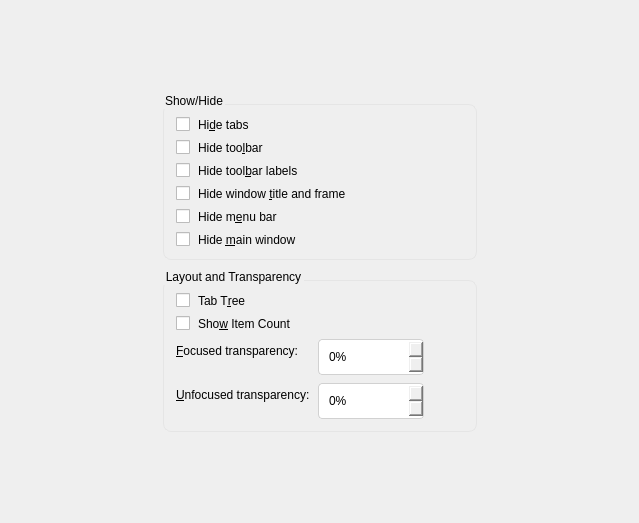
Before: the Qt Designer form src/ui/configtablayout.ui in ForgetiExistence/CopyQ, drawn with Qt 5.
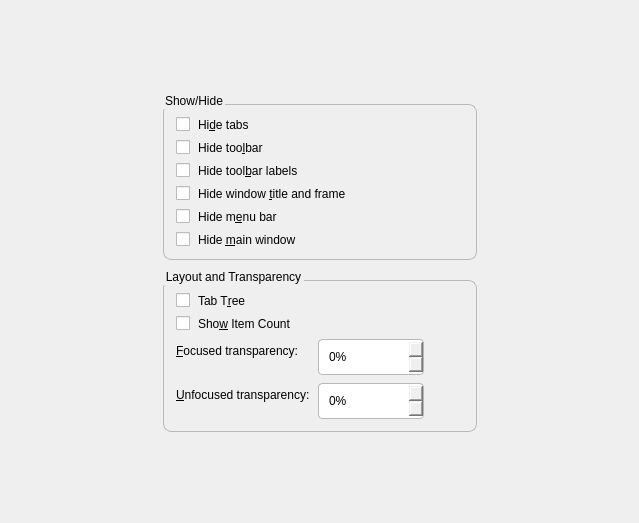
After: the same form once the commit is applied.

Commit message: Fix Win11 regressions: blank window, invisible menus, forced light theme

```diff
--- a/src/ui/configtablayout.ui
+++ b/src/ui/configtablayout.ui
@@ -21,27 +21,27 @@
     border-radius: 4px;
     padding: 5px 12px;
     min-height: 24px;
-    border: 1px solid #E5E5E5;
-    background-color: #FBFBFB;
+    border: 1px solid palette(mid);
+    background-color: palette(button);
 }
 
 QLineEdit, QTextEdit, QPlainTextEdit {
     border-radius: 4px;
-    border: 1px solid #D1D1D1;
+    border: 1px solid palette(mid);
     padding: 5px 8px;
-    background-color: #FFFFFF;
+    background-color: palette(base);
 }
 
 QComboBox {
     border-radius: 4px;
-    border: 1px solid #D1D1D1;
+    border: 1px solid palette(mid);
     padding: 5px 8px;
     min-height: 24px;
 }
 
 QSpinBox {
     border-radius: 4px;
-    border: 1px solid #D1D1D1;
+    border: 1px solid palette(mid);
     padding: 5px 8px;
     min-height: 24px;
     min-width: 72px;
@@ -53,18 +53,18 @@
 
 QGroupBox {
     border-radius: 8px;
-    border: 1px solid #E5E5E5;
+    border: 1px solid palette(mid);
     margin-top: 12px;
     padding: 12px;
 }
 
 QListWidget, QTreeWidget, QTableWidget {
     border-radius: 8px;
-    border: 1px solid #E5E5E5;
+    border: 1px solid palette(mid);
 }
 
 QTabWidget::pane {
-    border: 1px solid #E5E5E5;
+    border: 1px solid palette(mid);
     border-radius: 8px;
 }
 
@@ -75,8 +75,8 @@
 }
 
 QTabBar::tab:selected {
-    background-color: #0078D4;
-    color: #FFFFFF;
+    background-color: palette(highlight);
+    color: palette(highlighted-text);
 }
 
 QScrollBar {
@@ -87,7 +87,7 @@
 }
 
 QScrollBar::handle {
-    background: #C0C0C0;
+    background: palette(mid);
     border-radius: 4px;
     min-height: 24px;
 }
@@ -103,7 +103,7 @@
 }
 
 QDialog {
-    background-color: #F3F3F3;
+    background-color: palette(window);
 }</string>
    </property>
    <widget class="QWidget" name="scrollAreaWidgetContents_6">
```
Left out of the diff: 4 changed lines with no effect on the pictures. The commit also changes 34 other files.
